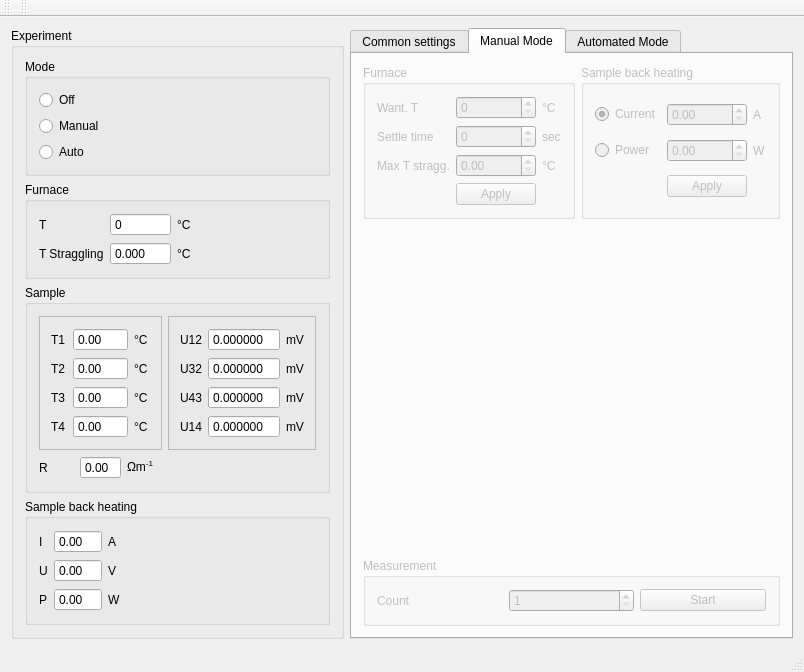
Above: Seebeck/mainwindow.ui from mBr001/seebeck before the change. Below: the same form after it.
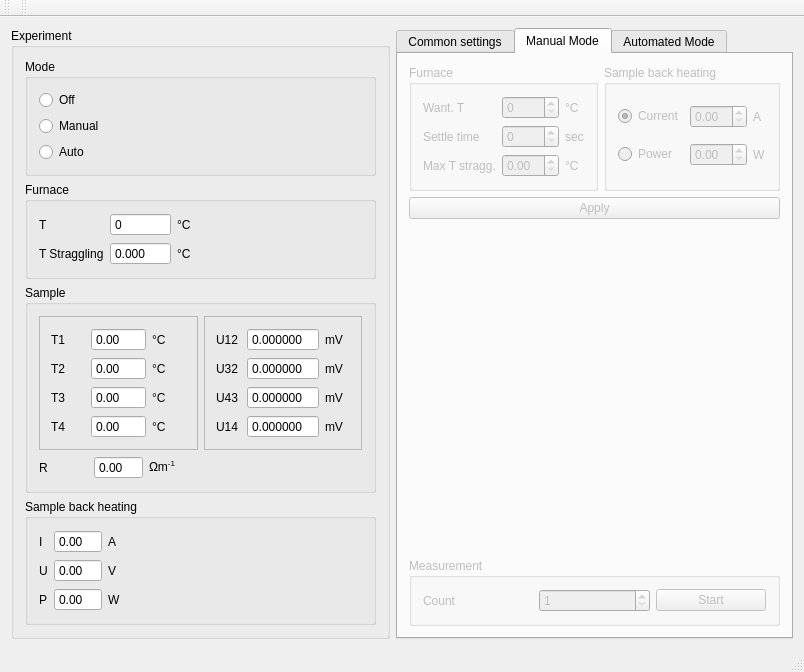
That is the form after the change. The open tabs and pages were chosen to show the change. Icons and pictures are not drawn.

Commit message: fix manual experiment operation: parameters setting

The edit to the form file:
```diff
--- a/Seebeck/mainwindow.ui
+++ b/Seebeck/mainwindow.ui
@@ -1076,13 +1076,6 @@
              </property>
             </widget>
            </item>
-           <item row="3" column="1">
-            <widget class="QPushButton" name="manualApplyFurnacePushButton">
-             <property name="text">
-              <string>Apply</string>
-             </property>
-            </widget>
-           </item>
            <item row="2" column="0">
             <widget class="QLabel" name="label_79">
              <property name="text">
@@ -1153,13 +1146,6 @@
              </property>
             </widget>
            </item>
-           <item row="2" column="1">
-            <widget class="QPushButton" name="manualApplySamplePushButton">
-             <property name="text">
-              <string>Apply</string>
-             </property>
-            </widget>
-           </item>
           </layout>
          </widget>
         </item>
@@ -1222,6 +1208,13 @@
           </property>
          </spacer>
         </item>
+        <item row="1" column="0" colspan="2">
+         <widget class="QPushButton" name="manualApplyPushButton">
+          <property name="text">
+           <string>Apply</string>
+          </property>
+         </widget>
+        </item>
        </layout>
       </widget>
       <widget class="QWidget" name="automatedTab">
```
Left out of the diff: 8 changed lines with no effect on the pictures. The commit also changes 4 other files.
